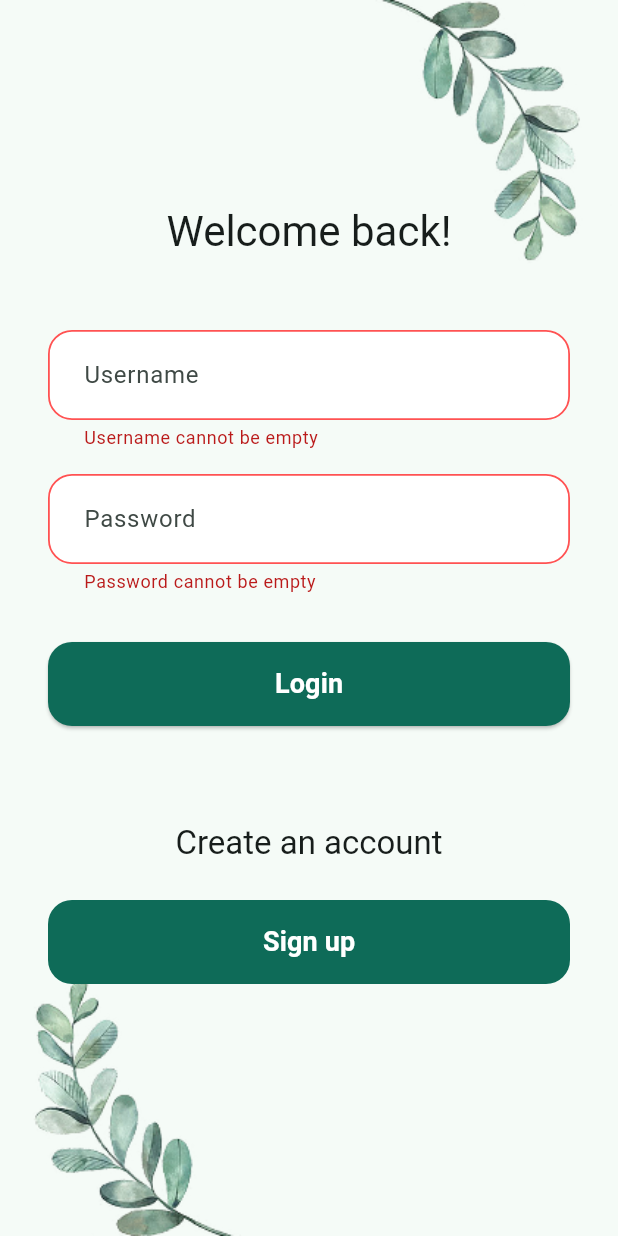
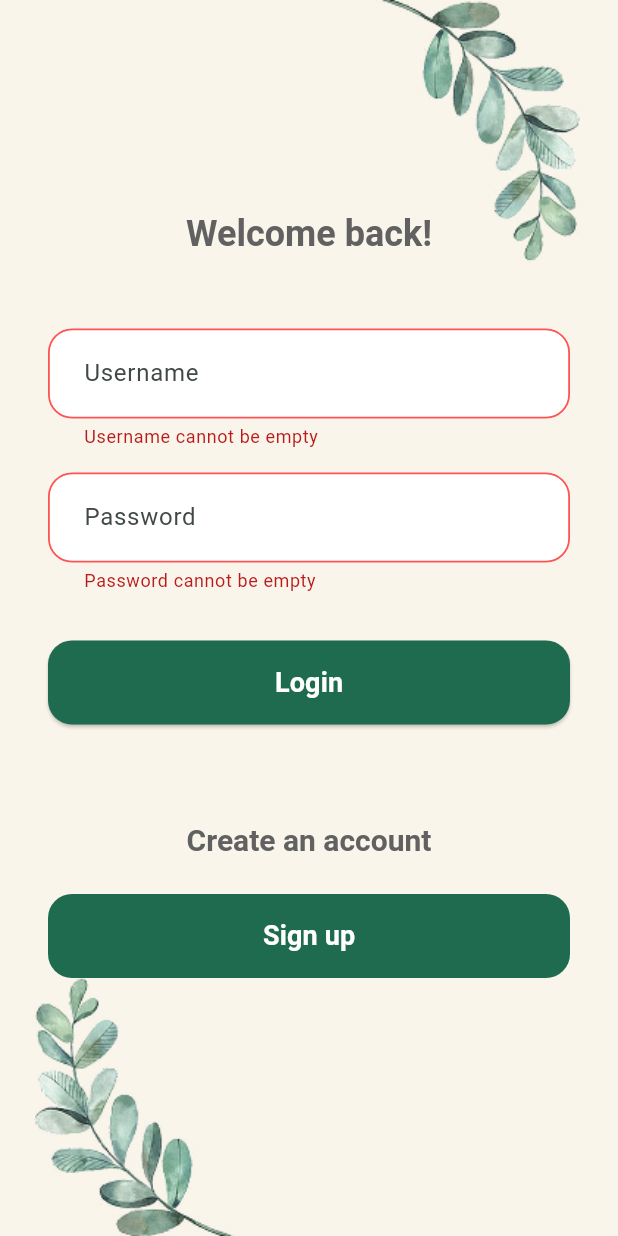
Before and after one commit to katharina-gross/Stress-management-app, a Flutter app: the screen it shows after launch, after a tap on "Login", on a phone screen of 412 x 824 dp. Run offline on Flutter 3.47's test engine with Material 3 defaults, Android fonts, the phone set to English and light mode, and no system bars; our stand-ins replace flutter_secure_storage; Roboto replaces fonts that are missing (Montserrat).

Commit message:
Update main.dart

```diff
--- a/frontend/lib/main.dart
+++ b/frontend/lib/main.dart
@@ -1,10 +1,9 @@
 import 'package:flutter/material.dart';
 import 'screens/login_screen.dart';
 import 'screens/registration_screen.dart';
+import 'screens/home_screen.dart'; // Импорт HomeScreen
 
-void main() {
-  runApp(const MyApp());
-}
+void main() => runApp(const MyApp());
 
 class MyApp extends StatelessWidget {
   const MyApp({super.key});
@@ -12,25 +11,35 @@ class MyApp extends StatelessWidget {
   @override
   Widget build(BuildContext context) {
     return MaterialApp(
-      title: 'Flutter × Go demo',
+      title: 'Stress Management',
       debugShowCheckedModeBanner: false,
       theme: ThemeData(
         useMaterial3: true,
+        fontFamily: 'Montserrat',
+        scaffoldBackgroundColor: const Color(0xFFF9F5EB),
         colorScheme: ColorScheme.fromSeed(
-          seedColor: const Color(0xFFA1C7BA),
-          background: const Color(0xFFF9EEEC),
+          seedColor: const Color(0xFF7FC6A6),
+          secondary: const Color(0xFFA3D9C9), // lightMint
+        ),
+        textTheme: ThemeData.light().textTheme.copyWith(
+          headlineMedium: TextStyle(
+            fontSize: 24,
+            fontWeight: FontWeight.w600,
+            color: Colors.grey[700],
+          ),
+          titleLarge: TextStyle(
+            fontSize: 20,
+            fontWeight: FontWeight.w600,
+            color: Colors.grey[700],
+          ),
         ),
       ),
-      home: const LoginScreen(),   // подключаем страницу
       initialRoute: '/login',
       routes: {
-        '/login':    (ctx) => const LoginScreen(),
-        '/register': (ctx) => const RegistrationScreen(),
-        '/home'    : (_) => const Scaffold(
-              body: Center(child: Text('Home (пока заглушка)')),
-            ),
+        '/login': (context) => const LoginScreen(),
+        '/register': (context) => const RegistrationScreen(),
+        '/home': (context) => const HomeScreen(),
       },
-
     );
   }
 }
```
